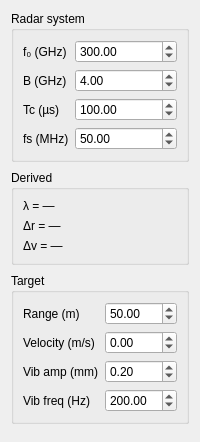
This is ui/ParameterPanel.ui in ldv-1000111/fmcw-thz-radar-gui as Qt 5 draws it before an edit. The edited form follows.
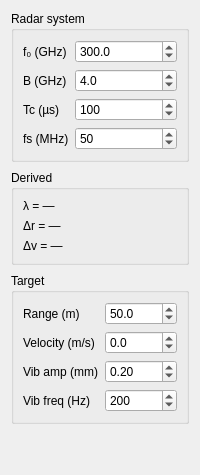
This is the edited form.

Commit message: feat: first working build — IF signal and range spectrum rendering

Diff of the .ui file:
```diff
--- a/ui/ParameterPanel.ui
+++ b/ui/ParameterPanel.ui
@@ -9,54 +9,72 @@
    <!-- ── Radar system ─────────────────────────────────────── -->
    <item>
     <widget class="QGroupBox" name="groupSystem">
-     <property name="title"><string>Radar system</string></property>
-     <layout class="QFormLayout">
+     <property name="title">
+      <string>Radar system</string>
+     </property>
+     <layout class="QFormLayout" name="formSystem">
 
-      <item row="0" column="0"><widget class="QLabel"><property name="text"><string>f₀ (GHz)</string></property></widget></item>
+      <item row="0" column="0">
+       <widget class="QLabel" name="lblF0">
+        <property name="text"><string>f₀ (GHz)</string></property>
+       </widget>
+      </item>
       <item row="0" column="1">
        <widget class="QDoubleSpinBox" name="spinF0_GHz">
-        <property name="minimum"><double>10.0</double></property>
-        <property name="maximum"><double>10000.0</double></property>
-        <property name="singleStep"><double>10.0</double></property>
-        <property name="value"><double>300.0</double></property>
-        <property name="decimals"><int>1</int></property>
-        <property name="toolTip"><string>Centre frequency. 100–300 GHz = sub-THz; >300 GHz = THz</string></property>
+        <property name="toolTip"><string>Centre frequency. 100–300 GHz = sub-THz; &gt;300 GHz = THz</string></property>
+        <property name="minimum"><double>10.000000000000000</double></property>
+        <property name="maximum"><double>10000.000000000000000</double></property>
+        <property name="singleStep"><double>10.000000000000000</double></property>
+        <property name="value"><double>300.000000000000000</double></property>
+        <property name="decimals"><number>1</number></property>
        </widget>
       </item>
 
-      <item row="1" column="0"><widget class="QLabel"><property name="text"><string>B (GHz)</string></property></widget></item>
+      <item row="1" column="0">
+       <widget class="QLabel" name="lblBW">
+        <property name="text"><string>B (GHz)</string></property>
+       </widget>
+      </item>
       <item row="1" column="1">
        <widget class="QDoubleSpinBox" name="spinBW_GHz">
-        <property name="minimum"><double>0.1</double></property>
-        <property name="maximum"><double>500.0</double></property>
-        <property name="singleStep"><double>1.0</double></property>
-        <property name="value"><double>4.0</double></property>
-        <property name="decimals"><int>1</int></property>
         <property name="toolTip"><string>Sweep bandwidth → Δr = c/2B</string></property>
+        <property name="minimum"><double>0.100000000000000</double></property>
+        <property name="maximum"><double>500.000000000000000</double></property>
+        <property name="singleStep"><double>1.000000000000000</double></property>
+        <property name="value"><double>4.000000000000000</double></property>
+        <property name="decimals"><number>1</number></property>
        </widget>
       </item>
 
-      <item row="2" column="0"><widget class="QLabel"><property name="text"><string>Tc (µs)</string></property></widget></item>
+      <item row="2" column="0">
+       <widget class="QLabel" name="lblTc">
+        <property name="text"><string>Tc (µs)</string></property>
+       </widget>
+      </item>
       <item row="2" column="1">
        <widget class="QDoubleSpinBox" name="spinTc_us">
-        <property name="minimum"><double>1.0</double></property>
-        <property name="maximum"><double>1000.0</double></property>
-        <property name="singleStep"><double>10.0</double></property>
-        <property name="value"><double>100.0</double></property>
-        <property name="decimals"><int>0</int></property>
         <property name="toolTip"><string>Chirp duration</string></property>
+        <property name="minimum"><double>1.000000000000000</double></property>
+        <property name="maximum"><double>1000.000000000000000</double></property>
+        <property name="singleStep"><double>10.000000000000000</double></property>
+        <property name="value"><double>100.000000000000000</double></property>
+        <property name="decimals"><number>0</number></property>
        </widget>
       </item>
 
-      <item row="3" column="0"><widget class="QLabel"><property name="text"><string>fs (MHz)</string></property></widget></item>
+      <item row="3" column="0">
+       <widget class="QLabel" name="lblFs">
+        <property name="text"><string>fs (MHz)</string></property>
+       </widget>
+      </item>
       <item row="3" column="1">
        <widget class="QDoubleSpinBox" name="spinFs_MHz">
-        <property name="minimum"><double>1.0</double></property>
-        <property name="maximum"><double>500.0</double></property>
-        <property name="singleStep"><double>5.0</double></property>
-        <property name="value"><double>50.0</double></property>
-        <property name="decimals"><int>0</int></property>
         <property name="toolTip"><string>IF sampling rate</string></property>
+        <property name="minimum"><double>1.000000000000000</double></property>
+        <property name="maximum"><double>500.000000000000000</double></property>
+        <property name="singleStep"><double>5.000000000000000</double></property>
+        <property name="value"><double>50.000000000000000</double></property>
+        <property name="decimals"><number>0</number></property>
        </widget>
       </item>
 
@@ -79,33 +97,47 @@
    <!-- ── Target ───────────────────────────────────────────── -->
    <item>
     <widget class="QGroupBox" name="groupTarget">
-     <property name="title"><string>Target</string></property>
-     <layout class="QFormLayout">
+     <property name="title">
+      <string>Target</string>
+     </property>
+     <layout class="QFormLayout" name="formTarget">
 
-      <item row="0" column="0"><widget class="QLabel"><property name="text"><string>Range (m)</string></property></widget></item>
+      <item row="0" column="0">
+       <widget class="QLabel" name="lblRange">
+        <property name="text"><string>Range (m)</string></property>
+       </widget>
+      </item>
       <item row="0" column="1">
        <widget class="QDoubleSpinBox" name="spinRange_m">
-        <property name="minimum"><double>1.0</double></property>
-        <property name="maximum"><double>300.0</double></property>
-        <property name="singleStep"><double>5.0</double></property>
-        <property name="value"><double>50.0</double></property>
-        <property name="decimals"><int>1</int></property>
+        <property name="minimum"><double>1.000000000000000</double></property>
+        <property name="maximum"><double>300.000000000000000</double></property>
+        <property name="singleStep"><double>5.000000000000000</double></property>
+        <property name="value"><double>50.000000000000000</double></property>
+        <property name="decimals"><number>1</number></property>
        </widget>
       </item>
 
-      <item row="1" column="0"><widget class="QLabel"><property name="text"><string>Velocity (m/s)</string></property></widget></item>
+      <item row="1" column="0">
+       <widget class="QLabel" name="lblVel">
+        <property name="text"><string>Velocity (m/s)</string></property>
+       </widget>
+      </item>
       <item row="1" column="1">
        <widget class="QDoubleSpinBox" name="spinVel_mps">
-        <property name="minimum"><double>-30.0</double></property>
-        <property name="maximum"><double>30.0</double></property>
-        <property name="singleStep"><double>0.5</double></property>
-        <property name="value"><double>0.0</double></property>
-        <property name="decimals"><int>1</int></property>
         <property name="toolTip"><string>Positive = approaching</string></property>
+        <property name="minimum"><double>-30.000000000000000</double></property>
+        <property name="maximum"><double>30.000000000000000</double></property>
+        <property name="singleStep"><double>0.500000000000000</double></property>
+        <property name="value"><double>0.000000000000000</double></property>
+        <property name="decimals"><number>1</number></property>
        </widget>
       </item>
 
-      <item row="2" column="0"><widget class="QLabel"><property name="text"><string>Vib amp (mm)</string></property></widget></item>
+      <item row="2" column="0">
+       <widget class="QLabel" name="lblVibAmp">
+        <property name="text"><string>Vib amp (mm)</string></property>
+       </widget>
+      </item>
       <item row="2" column="1">
        <widget class="QDoubleSpinBox" name="spinVibAmp_mm">
         <property name="minimum"><double>0.0</double></property>
@@ -117,15 +149,19 @@
        </widget>
       </item>
 
-      <item row="3" column="0"><widget class="QLabel"><property name="text"><string>Vib freq (Hz)</string></property></widget></item>
+      <item row="3" column="0">
+       <widget class="QLabel" name="lblVibFreq">
+        <property name="text"><string>Vib freq (Hz)</string></property>
+       </widget>
+      </item>
       <item row="3" column="1">
        <widget class="QDoubleSpinBox" name="spinVibFreq_Hz">
-        <property name="minimum"><double>0.0</double></property>
-        <property name="maximum"><double>500.0</double></property>
-        <property name="singleStep"><double>10.0</double></property>
-        <property name="value"><double>200.0</double></property>
-        <property name="decimals"><int>0</int></property>
-        <property name="toolTip"><string>200 Hz = engine idle; 2.5 Hz = pedestrian limb</string></property>
+        <property name="toolTip"><string>200 Hz = engine idle; 2.5 Hz = pedestrian limb; 80 Hz = drone rotor</string></property>
+        <property name="minimum"><double>0.000000000000000</double></property>
+        <property name="maximum"><double>500.000000000000000</double></property>
+        <property name="singleStep"><double>10.000000000000000</double></property>
+        <property name="value"><double>200.000000000000000</double></property>
+        <property name="decimals"><number>0</number></property>
        </widget>
       </item>
 
@@ -133,7 +169,19 @@
     </widget>
    </item>
 
-   <item><spacer><property name="orientation"><enum>Qt::Vertical</enum></property></spacer></item>
+   <item>
+    <spacer name="verticalSpacer">
+     <property name="orientation">
+      <enum>Qt::Vertical</enum>
+     </property>
+     <property name="sizeHint" stdset="0">
+      <size>
+       <width>20</width>
+       <height>40</height>
+      </size>
+     </property>
+    </spacer>
+   </item>
 
   </layout>
  </widget>
```
Left out of the diff: 45 changed lines with no effect on the pictures. The commit also changes 6 other files.
